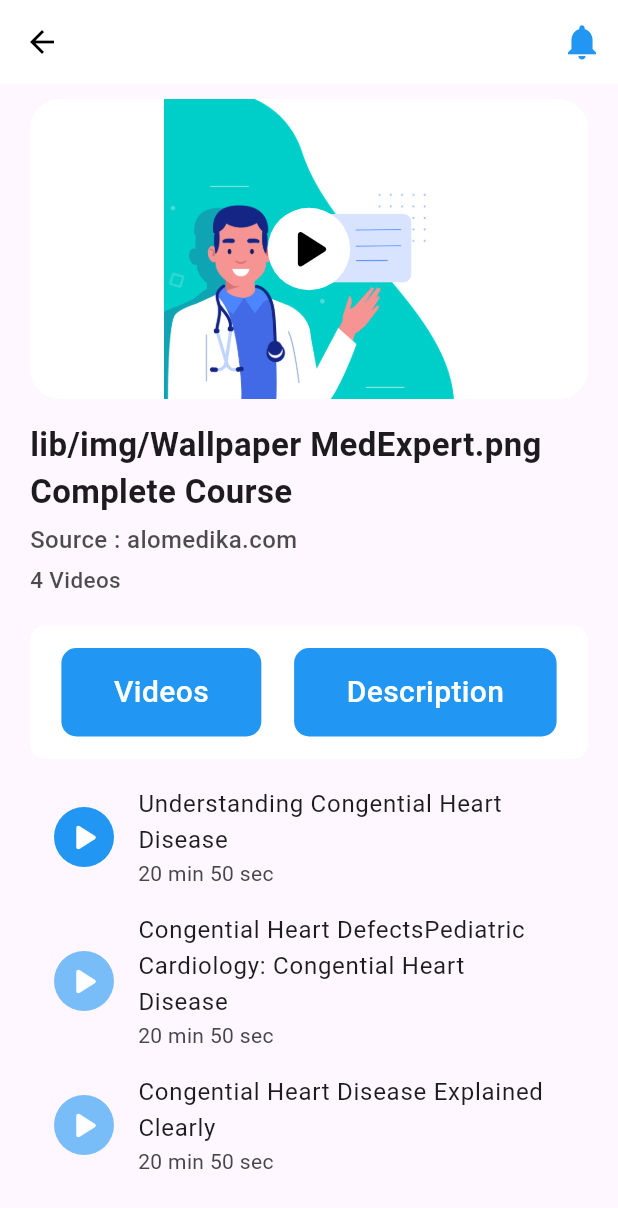
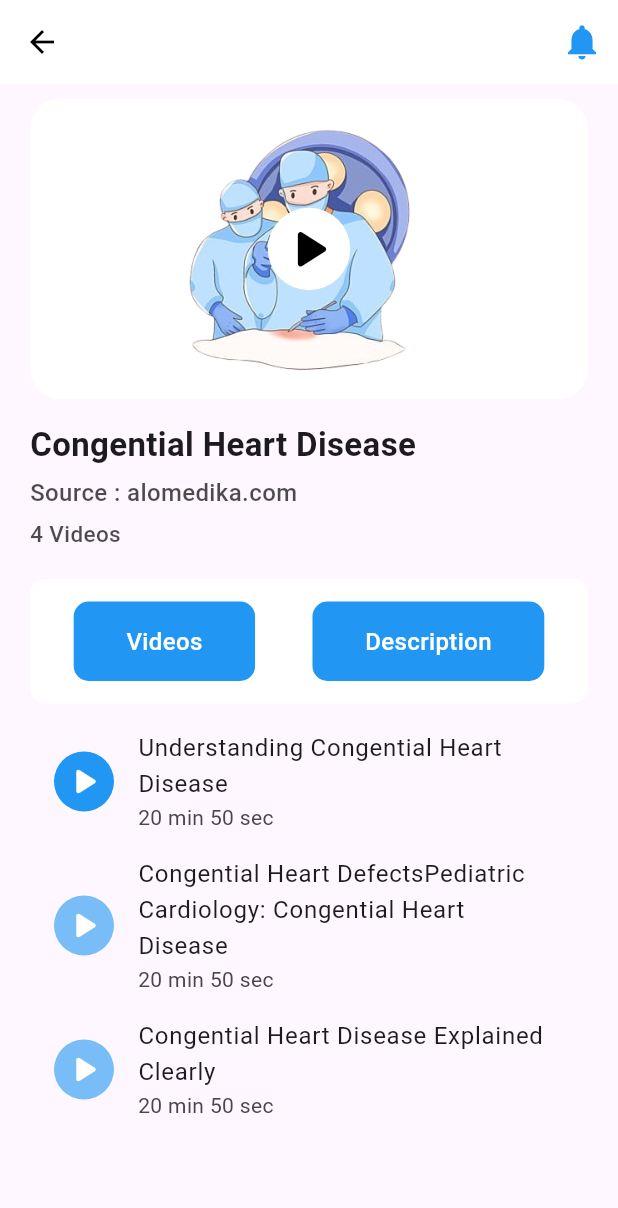
Before and after one commit to iannn07/S5-Mobile-Project-MedExpert, a Flutter app: the Course screen opened directly with empty values, on a phone screen of 412 x 824 dp. Shown: the top 1208 px of the screen. Run offline on Flutter 3.47's test engine with Material 3 defaults, Android fonts, the phone set to English and light mode, and no system bars; our stand-ins replace camera, firebase_auth, firebase_core, go_router, image_picker, youtube_player_flutter; missing offline and left inert: google_mlkit_commons; accounts and stored records are empty.

Commit message:
Updated Course Section

```diff
--- a/lib/views/main/homepage/pire/course.dart
+++ b/lib/views/main/homepage/pire/course.dart
@@ -3,8 +3,9 @@ import 'package:flutter/cupertino.dart';
 import 'package:med_expert/views/main/homepage/pire/description_section.dart';
 import 'package:med_expert/views/main/homepage/pire/video_section.dart';
 
+// ignore: must_be_immutable
 class Course extends StatefulWidget {
-  String img;
+  final String img;
   Course(this.img);
 
   @override
@@ -51,7 +52,7 @@ class _CourseState extends State<Course> {
                 borderRadius: BorderRadius.circular(20),
                 color: Colors.white,
                 image: DecorationImage(
-                  image: AssetImage('lib/img/Wallpaper MedExpert.png'),
+                  image: AssetImage("lib/img/Surgery.png"),
                 ),
               ),
               child: Center(
@@ -70,8 +71,8 @@ class _CourseState extends State<Course> {
               ),
             ),
             SizedBox(height: 15),
-            Text(
-              "${'lib/img/Wallpaper MedExpert.png'} Complete Course",
+            const Text(
+              "Congential Heart Disease",
               style: TextStyle(fontSize: 22, fontWeight: FontWeight.w600),
             ),
             SizedBox(height: 5),
@@ -120,7 +121,7 @@ class _CourseState extends State<Course> {
                           "Videos",
                           style: TextStyle(
                             color: Colors.white,
-                            fontSize: 20,
+                            fontSize: 16,
                             fontWeight: FontWeight.w500,
                           ),
                         ),
@@ -145,7 +146,7 @@ class _CourseState extends State<Course> {
                           "Description",
                           style: TextStyle(
                             color: Colors.white,
-                            fontSize: 20,
+                            fontSize: 16,
                             fontWeight: FontWeight.w500,
                           ),
                         ),
--- a/lib/views/main/homepage/pire/video_section.dart
+++ b/lib/views/main/homepage/pire/video_section.dart
@@ -1,7 +1,8 @@
 import 'package:flutter/material.dart';
+import 'package:youtube_player_flutter/youtube_player_flutter.dart';
 
 class VideoSection extends StatelessWidget {
-  List videoList = [
+  final List videoList = [
     'Understanding Congential Heart Disease',
     'Congential Heart Defects'
         'Pediatric Cardiology: Congential Heart Disease',
--- a/pubspec.yaml
+++ b/pubspec.yaml
@@ -47,6 +47,7 @@ dependencies:
   path_provider: ^2.1.0
   google_mlkit_image_labeling:
     path: google_mlkit_image_labeling
+  youtube_player_flutter: ^8.1.2
 
 dev_dependencies:
   flutter_test:
```
Also changed, not shown: lib/views/main/homepage/dashboard.dart (+10 -3 lines), lib/views/main/homepage/navigation_tab.dart (+11 -2 lines), pubspec.lock.
